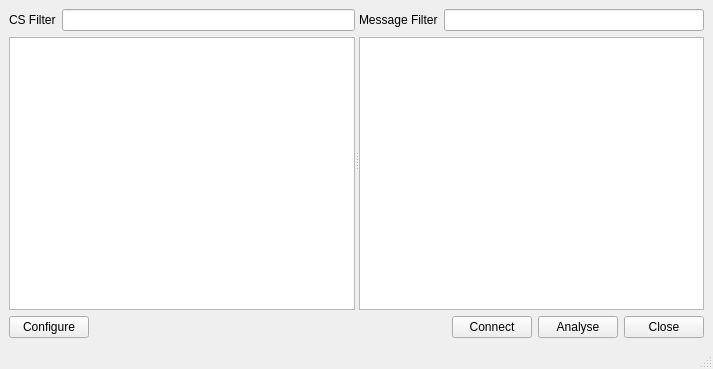
Before: the Qt Designer form mqt/MqtKSTClient/kstmainwindow.ui in Rsclub22/Minos2-Mirror, drawn with Qt 5.
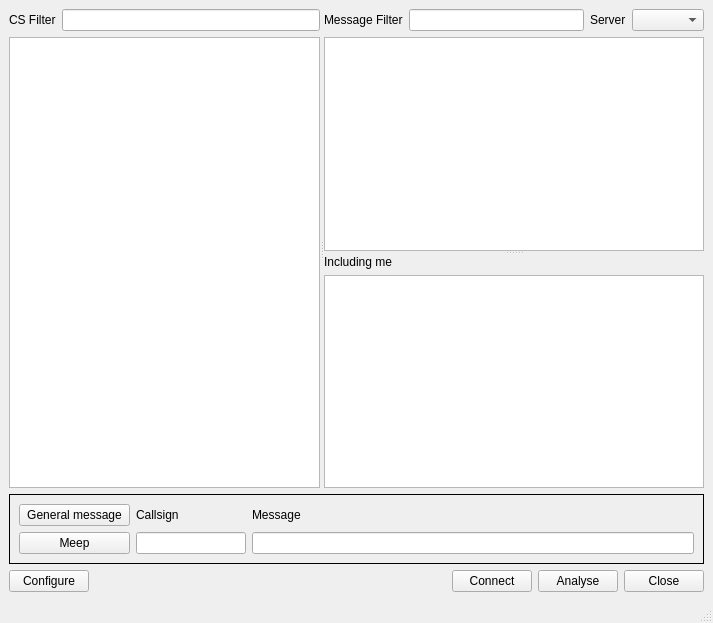
After: the same form once the commit is applied. Custom widgets are drawn as their Qt base class.

The edit to the form file:
```diff
--- a/mqt/MqtKSTClient/kstmainwindow.ui
+++ b/mqt/MqtKSTClient/kstmainwindow.ui
@@ -7,16 +7,22 @@
     <x>0</x>
     <y>0</y>
     <width>713</width>
-    <height>369</height>
+    <height>623</height>
    </rect>
   </property>
   <property name="windowTitle">
    <string>KSTMainWindow</string>
   </property>
   <widget class="QWidget" name="centralwidget">
-   <layout class="QVBoxLayout" name="verticalLayout_3">
+   <layout class="QVBoxLayout" name="verticalLayout_7">
     <item>
      <widget class="MinosSplitter" name="kstSplitter">
+      <property name="sizePolicy">
+       <sizepolicy hsizetype="Expanding" vsizetype="MinimumExpanding">
+        <horstretch>0</horstretch>
+        <verstretch>0</verstretch>
+       </sizepolicy>
+      </property>
       <property name="orientation">
        <enum>Qt::Horizontal</enum>
       </property>
@@ -41,11 +47,22 @@
          </layout>
         </item>
         <item>
-         <widget class="QTableView" name="CSTable"/>
+         <widget class="QTableView" name="CSTable">
+          <property name="alternatingRowColors">
+           <bool>true</bool>
+          </property>
+          <property name="selectionMode">
+           <enum>QAbstractItemView::SingleSelection</enum>
+          </property>
+         </widget>
         </item>
        </layout>
       </widget>
-      <widget class="QWidget" name="layoutWidget">
+      <widget class="MinosSplitter" name="msgSplitter">
+       <property name="orientation">
+        <enum>Qt::Vertical</enum>
+       </property>
+       <widget class="QWidget" name="">
        <layout class="QVBoxLayout" name="verticalLayout_2">
         <item>
          <layout class="QHBoxLayout" name="horizontalLayout_3">
@@ -63,13 +80,107 @@
             </property>
            </widget>
           </item>
+           <item>
+            <widget class="QLabel" name="label_3">
+             <property name="text">
+              <string>Server</string>
+             </property>
+            </widget>
+           </item>
+           <item>
+            <widget class="QComboBox" name="serviceCombo"/>
+           </item>
          </layout>
         </item>
         <item>
-         <widget class="QTableView" name="messageTable"/>
+          <widget class="QTableView" name="messageTable">
+           <property name="alternatingRowColors">
+            <bool>true</bool>
+           </property>
+           <property name="selectionMode">
+            <enum>QAbstractItemView::SingleSelection</enum>
+           </property>
+          </widget>
         </item>
        </layout>
       </widget>
+       <widget class="QWidget" name="">
+        <layout class="QVBoxLayout" name="verticalLayout_4">
+         <item>
+          <widget class="QLabel" name="includeLabel">
+           <property name="text">
+            <string>Including me</string>
+           </property>
+          </widget>
+         </item>
+         <item>
+          <widget class="QTableView" name="meepTable">
+           <property name="alternatingRowColors">
+            <bool>true</bool>
+           </property>
+           <property name="selectionMode">
+            <enum>QAbstractItemView::SingleSelection</enum>
+           </property>
+          </widget>
+         </item>
+        </layout>
+       </widget>
+      </widget>
+     </widget>
+    </item>
+    <item>
+     <widget class="QFrame" name="messageFrame">
+      <property name="frameShape">
+       <enum>QFrame::Box</enum>
+      </property>
+      <layout class="QHBoxLayout" name="horizontalLayout_6" stretch="1,1,4">
+       <item>
+        <layout class="QVBoxLayout" name="verticalLayout_3">
+         <item>
+          <widget class="QPushButton" name="genmsgButton">
+           <property name="text">
+            <string>General message</string>
+           </property>
+          </widget>
+         </item>
+         <item>
+          <widget class="QPushButton" name="meepButton">
+           <property name="text">
+            <string>Meep</string>
+           </property>
+          </widget>
+         </item>
+        </layout>
+       </item>
+       <item>
+        <layout class="QVBoxLayout" name="verticalLayout_5">
+         <item>
+          <widget class="QLabel" name="label_5">
+           <property name="text">
+            <string>Callsign</string>
+           </property>
+          </widget>
+         </item>
+         <item>
+          <widget class="QLineEdit" name="callEdit"/>
+         </item>
+        </layout>
+       </item>
+       <item>
+        <layout class="QVBoxLayout" name="verticalLayout_6">
+         <item>
+          <widget class="QLabel" name="label_4">
+           <property name="text">
+            <string>Message</string>
+           </property>
+          </widget>
+         </item>
+         <item>
+          <widget class="QLineEdit" name="msgEdit"/>
+         </item>
+        </layout>
+       </item>
+      </layout>
      </widget>
     </item>
     <item>
```
Left out of the diff: 2 changed lines with no effect on the pictures. Lines whose indentation alone changed are shown as unchanged.
